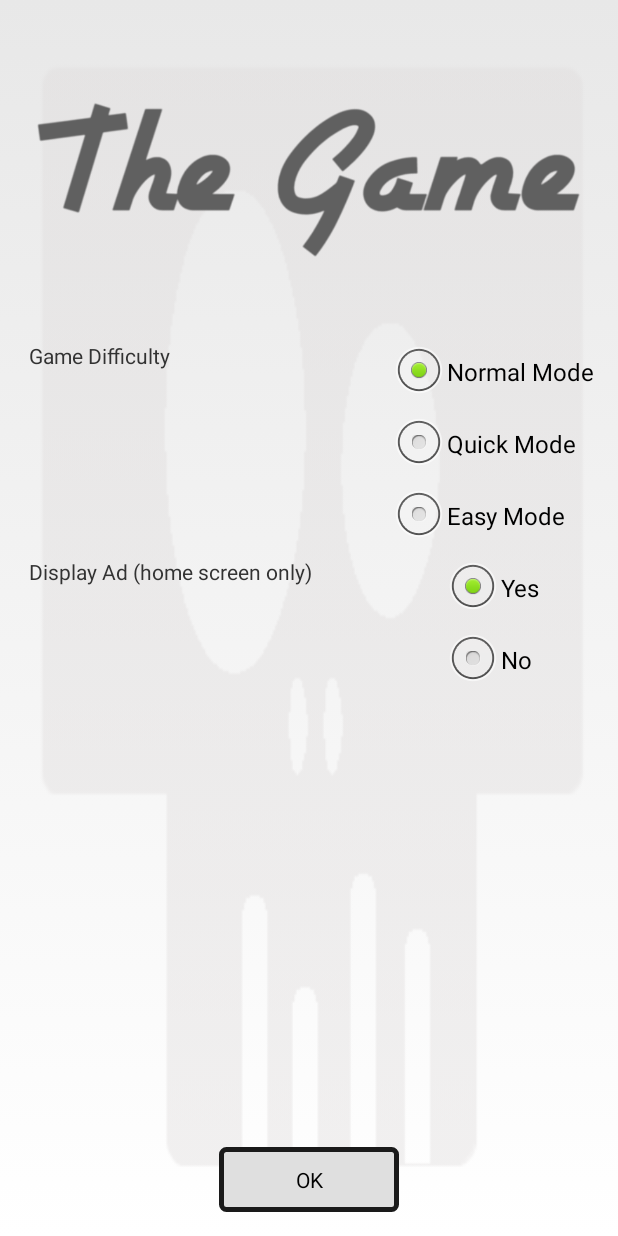
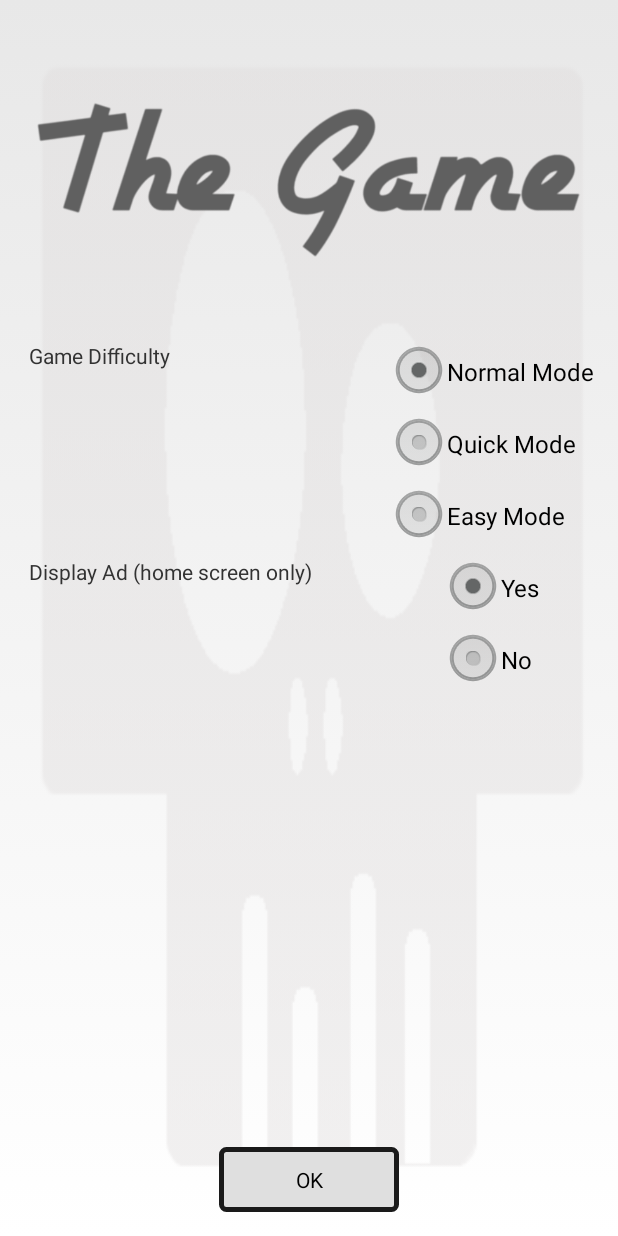
Before and after one commit to drewkoester/TheGame, an Android app: the SettingsActivity screen opened directly, with no data from a screen before it, on a phone screen of 412 x 824 dp. Run offline under Robolectric (Android 15) with nearby library versions, the phone set to English and light mode, and no system bars.

Commit message:
Updated the theme and radio button color

```diff
--- a/app/src/main/res/layout/activity_settings.xml
+++ b/app/src/main/res/layout/activity_settings.xml
@@ -41,6 +41,7 @@
                     android:layout_height="wrap_content"
                     android:text="@string/setting_difficult_normal"
                     android:id="@+id/mode_normal"
+                    android:buttonTint="@color/radio_button"
                     android:checked="true"
                     android:onClick="onRadioButtonClicked" />
 
@@ -49,6 +50,7 @@
                     android:layout_height="wrap_content"
                     android:text="@string/setting_difficult_quick"
                     android:id="@+id/mode_quick"
+                    android:buttonTint="@color/radio_button"
                     android:checked="false"
                     android:onClick="onRadioButtonClicked" />
 
@@ -57,6 +59,7 @@
                     android:layout_height="wrap_content"
                     android:text="@string/setting_difficult_easy"
                     android:id="@+id/mode_easy"
+                    android:buttonTint="@color/radio_button"
                     android:checked="false"
                     android:onClick="onRadioButtonClicked" />
             </RadioGroup>
@@ -79,6 +82,7 @@
                     android:text="@string/label_yes"
                     android:id="@+id/ad_yes"
                     android:checked="true"
+                    android:buttonTint="@color/radio_button"
                     android:onClick="onRadioButtonClicked" />
 
                 <RadioButton
@@ -87,6 +91,7 @@
                     android:text="@string/label_no"
                     android:id="@+id/ad_no"
                     android:checked="false"
+                    android:buttonTint="@color/radio_button"
                     android:onClick="onRadioButtonClicked" />
             </RadioGroup>
         </TableRow>
--- a/app/src/main/res/values/colors.xml
+++ b/app/src/main/res/values/colors.xml
@@ -7,4 +7,6 @@
     <color name="background_skull_tint">#6adfdcdc</color>
 
     <color name="button_background">#d5d9da</color>
+
+    <color name="radio_button">#646666</color>
 </resources>
```
